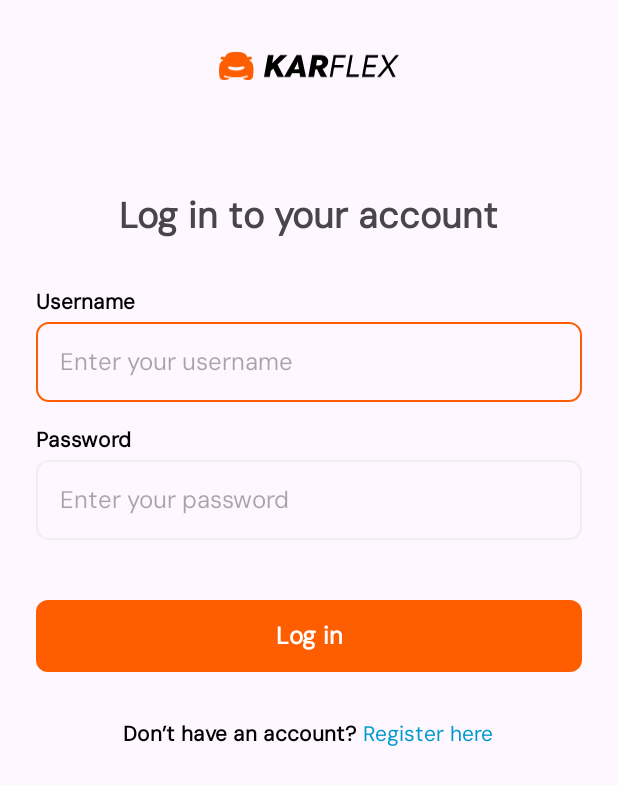
After one commit to KarFlex-MTS-LAB/KarFlex, an Android app: the LoginActivity screen opened directly, with no data from a screen before it, on a phone screen of 412 x 824 dp. The commit adds this screen. Shown: the top 785 px of the screen. Run offline under Robolectric (Android 15) with nearby library versions, the phone set to English and light mode, and no system bars; 1 statement that could not run was skipped.

Commit message:
Set colors, styling, and login activities

```diff
--- a/app/src/main/AndroidManifest.xml
+++ b/app/src/main/AndroidManifest.xml
@@ -21,6 +21,10 @@
                 <category android:name="android.intent.category.LAUNCHER" />
             </intent-filter>
         </activity>
+        <activity
+            android:name=".LoginActivity"
+            android:exported="false"
+            android:windowSoftInputMode="adjustResize" />
     </application>
 
 </manifest>
--- /dev/null
+++ b/app/src/main/java/com/example/karflex/LoginActivity.kt
@@ -0,0 +1,20 @@
+package com.example.karflex
+
+import android.os.Bundle
+import androidx.activity.enableEdgeToEdge
+import androidx.appcompat.app.AppCompatActivity
+import androidx.core.view.ViewCompat
+import androidx.core.view.WindowInsetsCompat
+
+class LoginActivity : AppCompatActivity() {
+    override fun onCreate(savedInstanceState: Bundle?) {
+        super.onCreate(savedInstanceState)
+        enableEdgeToEdge()
+        setContentView(R.layout.activity_login)
+        ViewCompat.setOnApplyWindowInsetsListener(findViewById(R.id.main)) { v, insets ->
+            val systemBars = insets.getInsets(WindowInsetsCompat.Type.systemBars())
+            v.setPadding(systemBars.left, systemBars.top, systemBars.right, systemBars.bottom)
+            insets
+        }
+    }
+}
--- /dev/null
+++ b/app/src/main/res/drawable/shape_button_primary.xml
@@ -0,0 +1,9 @@
+<?xml version="1.0" encoding="utf-8"?>
+<shape xmlns:android="http://schemas.android.com/apk/res/android"
+    android:shape="rectangle">
+
+    <solid android:color="@color/primary" />
+
+    <corners android:radius="8dp" />
+
+</shape>
--- /dev/null
+++ b/app/src/main/res/drawable/shape_edittext_outline.xml
@@ -0,0 +1,18 @@
+<?xml version="1.0" encoding="utf-8"?>
+<selector xmlns:android="http://schemas.android.com/apk/res/android">
+    <item android:state_focused="true">
+        <shape android:shape="rectangle">
+            <solid android:color="@android:color/transparent" />
+            <stroke android:width="1.5dp" android:color="@color/primary" />
+            <corners android:radius="8dp" />
+        </shape>
+    </item>
+
+    <item>
+        <shape android:shape="rectangle">
+            <solid android:color="@android:color/transparent" />
+            <stroke android:width="1.5dp" android:color="@color/border" />
+            <corners android:radius="8dp" />
+        </shape>
+    </item>
+</selector>
--- /dev/null
+++ b/app/src/main/res/layout/activity_login.xml
@@ -0,0 +1,119 @@
+<?xml version="1.0" encoding="utf-8"?>
+<LinearLayout xmlns:android="http://schemas.android.com/apk/res/android"
+    android:layout_width="match_parent"
+    android:layout_height="match_parent"
+    xmlns:app="http://schemas.android.com/apk/res-auto"
+    android:orientation="vertical"
+    android:padding="24dp"
+
+    android:gravity="center_horizontal">
+
+    <!-- Logo -->
+    <ImageView
+        android:layout_width="120dp"
+        android:layout_height="40dp"
+        android:src="@drawable/logo_app"
+        android:layout_marginBottom="64dp"
+        android:contentDescription="App Logo"/>
+
+    <TextView
+        android:layout_width="wrap_content"
+        android:layout_height="wrap_content"
+        android:text="Log in to your account"
+        android:textSize="24sp"
+        android:textStyle="bold"
+        android:layout_marginBottom="32dp"/>
+
+    <!-- Input Username -->
+    <TextView
+        android:id="@+id/tvToRegister"
+        android:layout_width="wrap_content"
+        android:layout_height="wrap_content"
+        android:text="Username"
+        android:textColor="@android:color/black"
+        android:textSize="14sp"
+        android:textStyle="bold"
+        android:layout_gravity="start"
+        android:layout_marginBottom="4dp"/>
+
+    <EditText
+        android:id="@+id/etUsername"
+        android:layout_width="match_parent"
+        android:layout_height="wrap_content"
+        android:hint="Enter your username"
+        android:inputType="text"
+        android:textSize="16sp"
+        android:background="@drawable/shape_edittext_outline"
+        android:paddingTop="16dp"
+        android:paddingBottom="16dp"
+        android:paddingStart="16dp"
+        android:paddingEnd="16dp"
+        android:layout_marginBottom="16dp"/>
+
+    <!-- Input Password -->
+    <TextView
+        android:id="@+id/tvToRegister"
+        android:layout_width="wrap_content"
+        android:layout_height="wrap_content"
+        android:text="Password"
+        android:textColor="@android:color/black"
+        android:textSize="14sp"
+        android:textStyle="bold"
+        android:layout_gravity="start"
+        android:layout_marginBottom="4dp"/>
+
+    <EditText
+        android:id="@+id/etPassword"
+        android:layout_width="match_parent"
+        android:layout_height="wrap_content"
+        android:hint="Enter your password"
+        android:inputType="textPassword"
+        android:textSize="16sp"
+        android:background="@drawable/shape_edittext_outline"
+        android:paddingTop="16dp"
+        android:paddingBottom="16dp"
+        android:paddingStart="16dp"
+        android:paddingEnd="16dp"
+        android:layout_marginBottom="16dp"/>
+
+    <!-- Button Login -->
+    <Button
+        android:id="@+id/btnLogin"
+        android:layout_width="match_parent"
+        android:layout_height="48dp"
+        android:text="Log in"
+        android:textFontWeight="600"
+        android:textColor="@color/white"
+        android:background="@drawable/shape_button_primary"
+        app:backgroundTint="@null"
+        android:textSize="16sp"
+        android:layout_marginBottom="16dp"
+        android:layout_marginTop="24dp"/>
+
+    <!-- TextView to Register Page -->
+    <LinearLayout
+        android:layout_width="wrap_content"
+        android:layout_height="wrap_content"
+        android:orientation="horizontal"
+        android:layout_marginTop="16dp"
+        android:gravity="center">
+
+        <TextView
+            android:layout_width="wrap_content"
+            android:layout_height="wrap_content"
+            android:text="Don’t have an account? "
+            android:textColor="@android:color/black"
+            android:textFontWeight="600"
+            android:textSize="14sp"/>
+
+        <TextView
+            android:id="@+id/tvToRegister"
+            android:layout_width="wrap_content"
+            android:layout_height="wrap_content"
+            android:text="Register here"
+            android:textColor="@android:color/holo_blue_dark"
+            android:textSize="14sp"/>
+
+    </LinearLayout>
+
+</LinearLayout>
--- a/app/src/main/res/values/colors.xml
+++ b/app/src/main/res/values/colors.xml
@@ -4,4 +4,5 @@
     <color name="white">#FFFFFFFF</color>
     <color name="primary">#FE5E00</color>
     <color name="light_gray">#F9F9F9</color>
+    <color name="border">#EFEFEF</color>
 </resources>
--- a/app/src/main/res/values/themes.xml
+++ b/app/src/main/res/values/themes.xml
@@ -3,6 +3,8 @@
     <style name="Base.Theme.KarFlex" parent="Theme.Material3.DayNight.NoActionBar">
         <!-- Customize your light theme here. -->
         <!-- <item name="colorPrimary">@color/my_light_primary</item> -->
+        <item name="fontFamily">@font/DMSans</item>
+        <item name="android:fontFamily">@font/DMSans</item>
     </style>
 
     <style name="Theme.KarFlex" parent="Base.Theme.KarFlex" />
```
